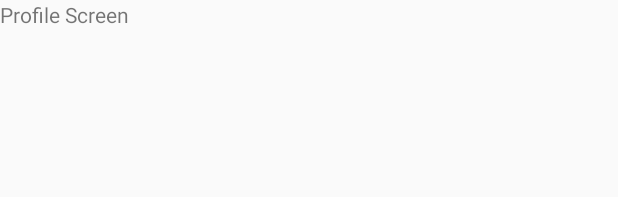
After one commit to aticfox/Gourmand-study-project, an Android app: the layout fragment_profile.xml on its own in the app's theme, with its tools: preview values and no code run, on a phone screen of 412 x 824 dp. The commit adds this screen. Shown: the top 197 px of the screen. Run offline under Robolectric (Android 15) with nearby library versions, the phone set to English and light mode, and no system bars.

Commit message:
linked action to profile screen

```diff
--- a/Gourmand/app/build.gradle
+++ b/Gourmand/app/build.gradle
@@ -26,5 +26,6 @@
     })
     compile 'com.android.support:appcompat-v7:25.3.1'
     compile 'com.android.support.constraint:constraint-layout:1.0.2'
+    compile 'com.android.support:support-v4:25.3.1'
     testCompile 'junit:junit:4.12'
 }
--- /dev/null
+++ b/Gourmand/app/src/main/res/layout/fragment_profile.xml
@@ -0,0 +1,11 @@
+<?xml version="1.0" encoding="utf-8"?>
+<LinearLayout xmlns:android="http://schemas.android.com/apk/res/android"
+    android:orientation="vertical" android:layout_width="match_parent"
+    android:layout_height="match_parent">
+
+    <TextView
+        android:text="Profile Screen"
+        android:layout_width="wrap_content"
+        android:layout_height="wrap_content" />
+
+</LinearLayout>
```
Also changed, not shown: Gourmand/app/src/main/java/com/artie/gourmand/activity/MainActivity.java (+22 -0 lines), Gourmand/app/src/main/java/com/artie/gourmand/fragment/ProfileFragment.java (added, +37 -0 lines), Gourmand/app/src/main/res/layout/activity_main.xml (+4 -7 lines), Gourmand/app/src/main/res/menu/menu_main.xml (+4 -4 lines).
